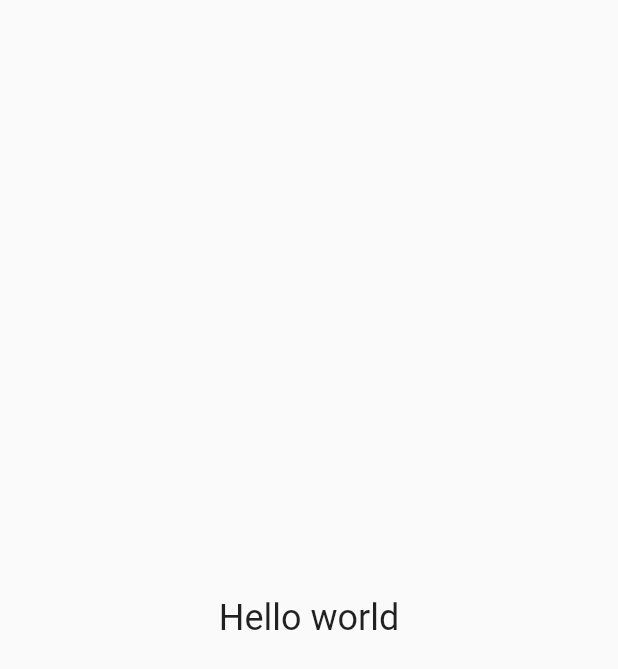
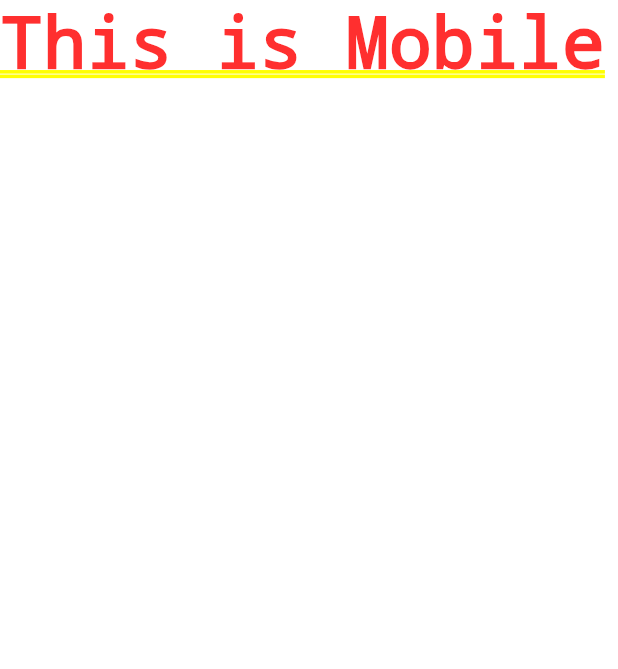
Before and after one commit to PavaneeshwarReddy/Pink-Ecstacy, a Flutter app: the screen it shows after launch, on a phone screen of 412 x 824 dp. Shown: the top 669 px of the screen. Run offline on Flutter 3.47's test engine with Material 2 defaults, Android fonts, the phone set to English and light mode, and no system bars.

Commit message:
webscreenlayout mobilescreenlayout responsiveness

```diff
--- a/lib/main.dart
+++ b/lib/main.dart
@@ -1,4 +1,7 @@
 import 'package:flutter/material.dart';
+import 'package:instagram/responsiveness/mobile_screen_layout.dart';
+import 'package:instagram/responsiveness/responsiveness.dart';
+import 'package:instagram/responsiveness/web_screen_layout.dart';
 
 void main() {
   runApp(const MyApp());
@@ -16,11 +19,7 @@ class _MyAppState extends State<MyApp> {
     return const MaterialApp(
       debugShowCheckedModeBanner: false,
       title: "instagram clone",
-      home: Scaffold(
-        body: Center(
-          child: Text("Hello world",style: TextStyle(fontSize: 24),),
-        ),
-      ),
+      home:Responsiveness(mobileScreenLayout:MobileScreenLayout() ,webScreenLayout: WebScreenLayout(),) ,
     );
   }
 }
--- /dev/null
+++ b/lib/responsiveness/mobile_screen_layout.dart
@@ -0,0 +1,18 @@
+import 'package:flutter/material.dart';
+
+
+class MobileScreenLayout extends StatefulWidget {
+  const MobileScreenLayout({Key? key}) : super(key: key);
+
+  @override
+  State<MobileScreenLayout> createState() => _MobileScreenLayoutState();
+}
+
+class _MobileScreenLayoutState extends State<MobileScreenLayout> {
+  @override
+  Widget build(BuildContext context) {
+     return Container(
+      child:Text("This is Mobile")
+     );
+  }
+}
--- /dev/null
+++ b/lib/responsiveness/responsiveness.dart
@@ -0,0 +1,28 @@
+import 'package:flutter/material.dart';
+import 'package:instagram/responsiveness/mobile_screen_layout.dart';
+import 'package:instagram/utitlities/dimensions.dart';
+
+class Responsiveness extends StatelessWidget {
+  final Widget webScreenLayout;
+  final Widget mobileScreenLayout;
+  const Responsiveness(
+      {Key? key,
+      required this.mobileScreenLayout,
+      required this.webScreenLayout})
+      : super(key: key);
+
+  @override
+  Widget build(BuildContext context) {
+    return LayoutBuilder(builder: (context, constraints) {
+      if (constraints.maxWidth > webScreenSize) {
+        //webscreen layout
+        return webScreenLayout;
+      }
+      else
+      {
+        //mobile screen layout
+        return mobileScreenLayout;
+      }
+    });
+  }
+}
--- /dev/null
+++ b/lib/responsiveness/web_screen_layout.dart
@@ -0,0 +1,19 @@
+import 'package:flutter/material.dart';
+
+
+
+class WebScreenLayout extends StatefulWidget {
+  const WebScreenLayout({Key? key}) : super(key: key);
+
+  @override
+  State<WebScreenLayout> createState() => _WebScreenLayoutState();
+}
+
+class _WebScreenLayoutState extends State<WebScreenLayout> {
+  @override
+  Widget build(BuildContext context) {
+     return Container(
+      child:Text("This is web page"),
+     );
+  }
+}
--- /dev/null
+++ b/lib/utitlities/dimensions.dart
@@ -0,0 +1,4 @@
+import 'package:flutter/material.dart';
+
+
+const webScreenSize =600;
```
